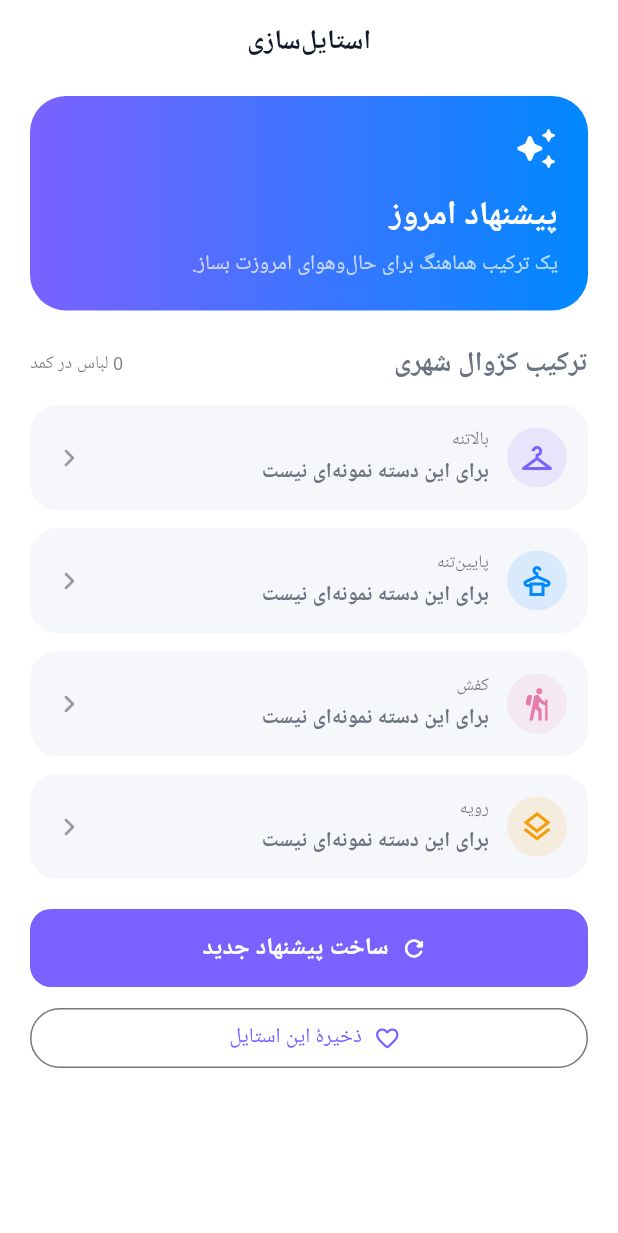
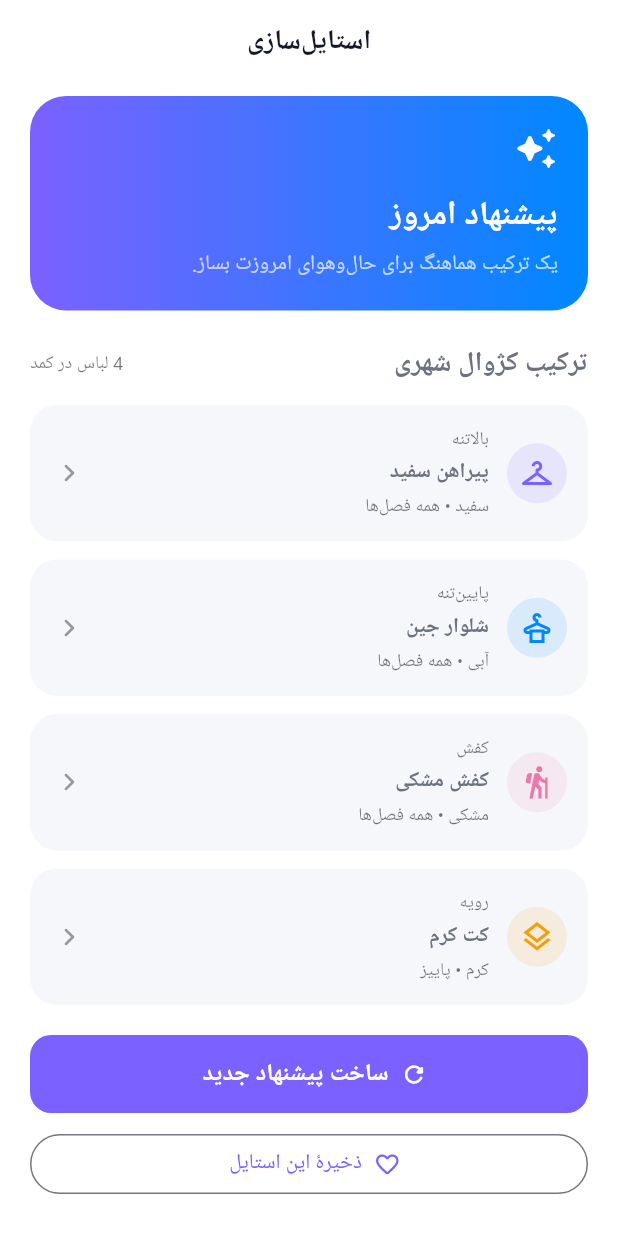
Before and after one commit to NNSCO2018/komod-, a Flutter app: the OutfitSuggestionScreen screen opened by its route, on a phone screen of 412 x 824 dp. Shown: the top 1233 px of the screen. Run offline on Flutter 3.47's test engine with Material 3 defaults, Android fonts, the light colour scheme and no system bars; our stand-ins replace dio, flutter_riverpod, go_router, google_fonts, image_picker, shared_preferences; missing offline and left inert: persian_datetime_picker; accounts and stored records are empty; Roboto replaces fonts that are missing (Vazirmatn); statements that could not run were skipped.

Commit message:
Add sample outfit suggestions

```diff
--- a/lib/features/suggestion/outfit_suggestion_screen.dart
+++ b/lib/features/suggestion/outfit_suggestion_screen.dart
@@ -18,6 +18,13 @@ class OutfitSuggestionScreen extends ConsumerStatefulWidget {
 
 class _OutfitSuggestionScreenState extends ConsumerState<OutfitSuggestionScreen> {
   int _seed = 0;
+
+  static final _demoItems = [
+    ClothingItem(id: 'demo-top', name: 'پیراهن سفید', category: 'پیراهن', color: 'سفید', season: 'همه فصل‌ها'),
+    ClothingItem(id: 'demo-bottom', name: 'شلوار جین', category: 'شلوار', color: 'آبی', season: 'همه فصل‌ها'),
+    ClothingItem(id: 'demo-shoes', name: 'کفش مشکی', category: 'کفش', color: 'مشکی', season: 'همه فصل‌ها'),
+    ClothingItem(id: 'demo-outer', name: 'کت کرم', category: 'کت', color: 'کرم', season: 'پاییز'),
+  ];
 
   ClothingItem? _pickFrom(List<ClothingItem> items, List<String> categories) {
     final matches = items.where((item) => categories.contains(item.category)).toList();
@@ -63,11 +70,12 @@ class _OutfitSuggestionScreenState extends ConsumerState<OutfitSuggestionScreen>
   @override
   Widget build(BuildContext context) {
     final items = ref.watch(closetProvider);
+    final sourceItems = items.isEmpty ? _demoItems : items;
     final primary = Theme.of(context).colorScheme.primary;
-    final top = _pickFrom(items, _topCategories);
-    final bottom = _pickFrom(items, _bottomCategories);
-    final shoes = _pickFrom(items, _shoeCategories);
-    final outer = _pickFrom(items, _outerCategories);
+    final top = _pickFrom(sourceItems, _topCategories);
+    final bottom = _pickFrom(sourceItems, _bottomCategories);
+    final shoes = _pickFrom(sourceItems, _shoeCategories);
+    final outer = _pickFrom(sourceItems, _outerCategories);
 
     return Scaffold(
       appBar: AppBar(title: const Text('استایل‌سازی')),
@@ -95,7 +103,7 @@ class _OutfitSuggestionScreenState extends ConsumerState<OutfitSuggestionScreen>
           Row(
             children: [
               const Expanded(child: Text('ترکیب کژوال شهری', style: TextStyle(fontSize: 18, fontWeight: FontWeight.w800))),
-              Text('${items.length} لباس در کمد', style: const TextStyle(fontSize: 12, color: Colors.black54)),
+              Text('${sourceItems.length} لباس در کمد', style: const TextStyle(fontSize: 12, color: Colors.black54)),
             ],
           ),
           const SizedBox(height: 14),
```
